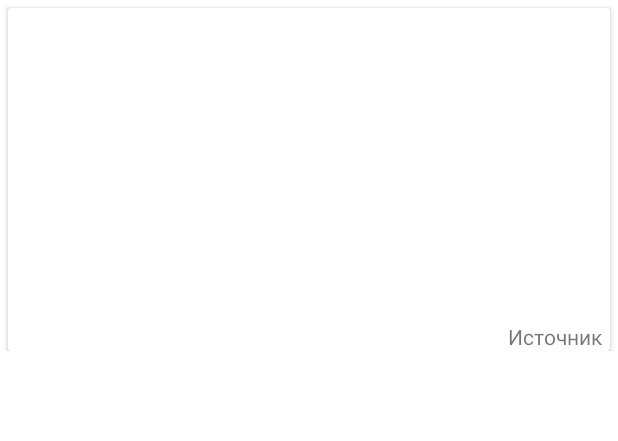
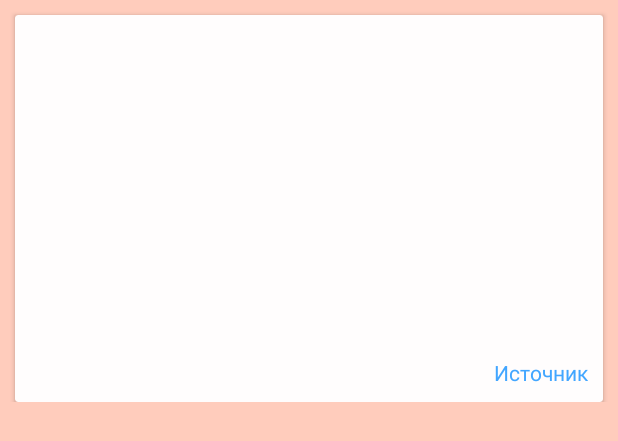
Before and after one commit to Beltion/ApiNews, an Android app: the layout article_card.xml on its own in the app's theme, with its tools: preview values and no code run, on a phone screen of 412 x 824 dp. Shown: the top 441 px of the screen. Run offline under Robolectric (Android 15) with nearby library versions, the phone set to English and light mode, and no system bars.

Commit message:
add Material Design Articles Card

```diff
--- a/app/src/main/res/layout/article_card.xml
+++ b/app/src/main/res/layout/article_card.xml
@@ -8,7 +8,8 @@
         android:layout_width="match_parent"
         android:layout_height="wrap_content"
         app:layout_constraintTop_toTopOf="parent"
-        android:layout_margin="5dp">
+        android:layout_margin="10dp"
+        style="@style/ArticlesCardStyle">
 
         <androidx.constraintlayout.widget.ConstraintLayout
             android:layout_width="match_parent"
@@ -20,15 +21,17 @@
                 android:layout_height="150dp"
                 app:layout_constraintTop_toTopOf="parent"
                 app:layout_constraintLeft_toLeftOf="parent"
-                app:layout_constraintRight_toRightOf="parent"/>
+                app:layout_constraintRight_toRightOf="parent"
+                />
             <TextView
                 android:id="@+id/title_article_card"
                 android:layout_width="wrap_content"
                 android:layout_height="wrap_content"
                 app:layout_constraintTop_toBottomOf="@id/img_article_card"
                 app:layout_constraintLeft_toLeftOf="parent"
-                app:layout_constraintRight_toRightOf="parent"
-                android:layout_margin="10dp"/>
+                android:padding="10dp"
+                style="@style/ArticlesCardStyle.PrimaryText"
+                />
             <TextView
                 android:id="@+id/description_article_card"
                 android:layout_width="wrap_content"
@@ -36,7 +39,8 @@
                 app:layout_constraintTop_toBottomOf="@id/title_article_card"
                 app:layout_constraintLeft_toLeftOf="parent"
                 app:layout_constraintRight_toRightOf="parent"
-                android:layout_margin="5dp"/>
+                android:padding="10dp"
+                style="@style/ArticlesCardStyle.SecondaryText"/>
             <TextView
                 android:id="@+id/url_article_card"
                 android:text="@string/url_article_card"
@@ -44,7 +48,9 @@
                 android:layout_height="wrap_content"
                 app:layout_constraintTop_toBottomOf="@id/description_article_card"
                 app:layout_constraintRight_toRightOf="parent"
-                android:layout_margin="5dp"/>
+                android:paddingBottom="10dp"
+                android:paddingRight="10dp"
+                style="@style/ArticlesCardStyle.Link"/>
 
         </androidx.constraintlayout.widget.ConstraintLayout>
 
--- a/app/src/main/res/values-night/themes.xml
+++ b/app/src/main/res/values-night/themes.xml
@@ -1,16 +1,28 @@
 <resources xmlns:tools="http://schemas.android.com/tools">
     <!-- Base application theme. -->
-    <style name="Theme.ApiNews" parent="Theme.MaterialComponents.DayNight.DarkActionBar">
-        <!-- Primary brand color. -->
-        <item name="colorPrimary">@color/purple_200</item>
-        <item name="colorPrimaryVariant">@color/purple_700</item>
-        <item name="colorOnPrimary">@color/black</item>
-        <!-- Secondary brand color. -->
-        <item name="colorSecondary">@color/teal_200</item>
-        <item name="colorSecondaryVariant">@color/teal_200</item>
-        <item name="colorOnSecondary">@color/black</item>
-        <!-- Status bar color. -->
-        <item name="android:statusBarColor" tools:targetApi="l">?attr/colorPrimaryVariant</item>
-        <!-- Customize your theme here. -->
+    <style name="Theme.ApiNews" parent="Theme.AppCompat.NoActionBar">
+        <item name="colorPrimary">@color/primary_dark</item>
+        <item name="colorPrimaryVariant">@color/primary</item>
+        <item name="android:colorBackground">@color/primary_light</item>
+        <item name="colorSurface">@color/white</item>
+        <item name="colorError">@color/red</item>
+
+    </style>
+
+    <style name="ArticlesCardStyle" >
+        <item name="cardBackgroundColor">@color/white</item>
+    </style>
+
+    <style name="ArticlesCardStyle.PrimaryText">
+        <item name="android:textColor">@color/black</item>
+        <item name="android:textStyle">bold</item>
+    </style>
+
+    <style name="ArticlesCardStyle.SecondaryText">
+        <item name="android:textColor">@color/secondary_text</item>
+    </style>
+
+    <style name="ArticlesCardStyle.Link">
+        <item name="android:textColor">@color/blue</item>
     </style>
 </resources>
--- a/app/src/main/res/values/colors.xml
+++ b/app/src/main/res/values/colors.xml
@@ -1,10 +1,15 @@
 <?xml version="1.0" encoding="utf-8"?>
 <resources>
-    <color name="purple_200">#FFBB86FC</color>
-    <color name="purple_500">#FF6200EE</color>
-    <color name="purple_700">#FF3700B3</color>
-    <color name="teal_200">#FF03DAC5</color>
-    <color name="teal_700">#FF018786</color>
+    <color name="blue">#42A6FF</color>
     <color name="black">#FF000000</color>
-    <color name="white">#FFFFFFFF</color>
+    <color name="white">#FFFDFD</color>
+    <color name="red">#D32F2F</color>
+
+    <color name="primary_dark">#E64A19</color>
+    <color name="primary_light">#FFCCBC</color>
+    <color name="primary">#FF5722</color>
+    <color name="accent">#FFEB3B</color>
+    <color name="primary_text">#212121</color>
+    <color name="secondary_text">#757575</color>
+    <color name="divided">#BDBDBD</color>
 </resources>
--- a/app/src/main/res/values/themes.xml
+++ b/app/src/main/res/values/themes.xml
@@ -1,16 +1,28 @@
 <resources xmlns:tools="http://schemas.android.com/tools">
     <!-- Base application theme. -->
-    <style name="Theme.ApiNews" parent="Theme.MaterialComponents.DayNight.DarkActionBar">
-        <!-- Primary brand color. -->
-        <item name="colorPrimary">@color/purple_500</item>
-        <item name="colorPrimaryVariant">@color/purple_700</item>
-        <item name="colorOnPrimary">@color/white</item>
-        <!-- Secondary brand color. -->
-        <item name="colorSecondary">@color/teal_200</item>
-        <item name="colorSecondaryVariant">@color/teal_700</item>
-        <item name="colorOnSecondary">@color/black</item>
-        <!-- Status bar color. -->
-        <item name="android:statusBarColor" tools:targetApi="l">?attr/colorPrimaryVariant</item>
-        <!-- Customize your theme here. -->
+    <style name="Theme.ApiNews" parent="Theme.AppCompat.NoActionBar">
+        <item name="colorPrimary">@color/primary_dark</item>
+        <item name="colorPrimaryVariant">@color/primary</item>
+        <item name="android:colorBackground">@color/primary_light</item>
+        <item name="colorSurface">@color/white</item>
+        <item name="colorError">@color/red</item>
+
+    </style>
+
+    <style name="ArticlesCardStyle" >
+        <item name="cardBackgroundColor">@color/white</item>
+    </style>
+
+    <style name="ArticlesCardStyle.PrimaryText">
+        <item name="android:textColor">@color/black</item>
+        <item name="android:textStyle">bold</item>
+    </style>
+
+    <style name="ArticlesCardStyle.SecondaryText">
+        <item name="android:textColor">@color/secondary_text</item>
+    </style>
+
+    <style name="ArticlesCardStyle.Link">
+        <item name="android:textColor">@color/blue</item>
     </style>
 </resources>
```
